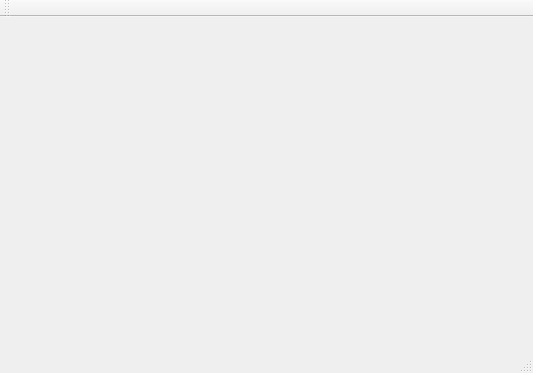
This is mainwindow.ui in Gueoff/music as Qt 5 draws it before an edit. The edited form follows.
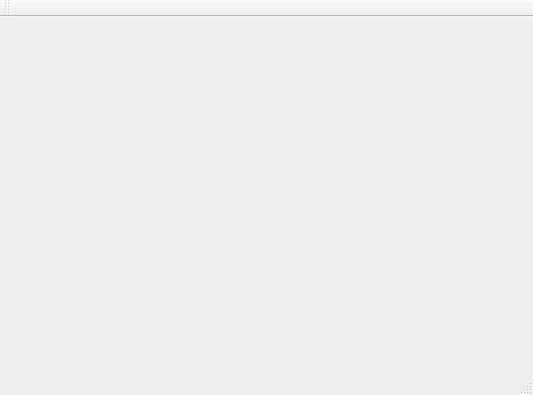
This is the edited form.

The edit to the form file:
```diff
--- a/mainwindow.ui
+++ b/mainwindow.ui
@@ -7,7 +7,7 @@
     <x>0</x>
     <y>0</y>
     <width>533</width>
-    <height>373</height>
+    <height>395</height>
    </rect>
   </property>
   <property name="windowTitle">
```
Left out of the diff: 2 changed lines with no effect on the pictures.
